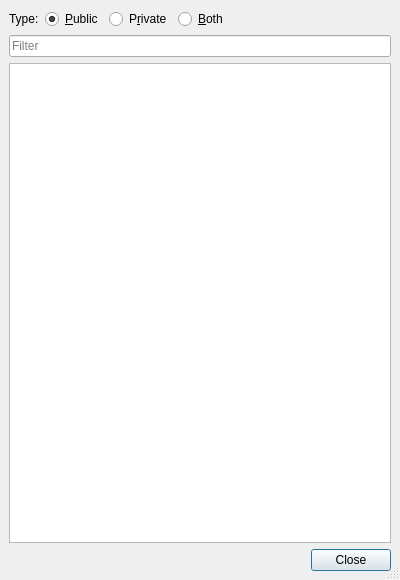
Dhwty/flist-messenger, file code/flist_messenger/ui/channellistdialog.ui: the form before one commit.
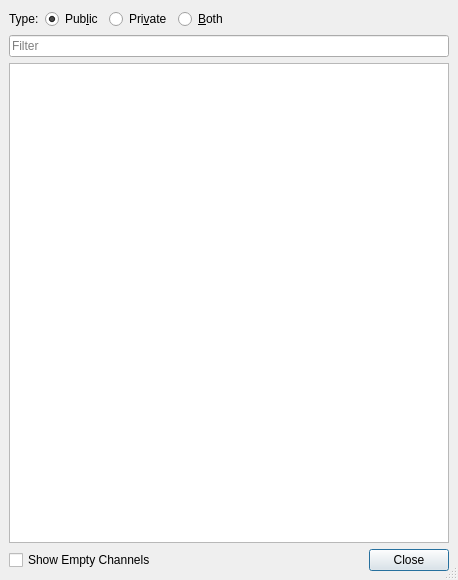
The form after the commit.

Diff of the .ui file:
```diff
--- a/code/flist_messenger/ui/channellistdialog.ui
+++ b/code/flist_messenger/ui/channellistdialog.ui
@@ -6,7 +6,7 @@
    <rect>
     <x>0</x>
     <y>0</y>
-    <width>400</width>
+    <width>458</width>
     <height>580</height>
    </rect>
   </property>
@@ -38,7 +38,7 @@
      <item>
       <widget class="QRadioButton" name="chTypePublic">
        <property name="text">
-        <string>&amp;Public</string>
+        <string>Pub&amp;lic</string>
        </property>
        <property name="checked">
         <bool>true</bool>
@@ -48,7 +48,7 @@
      <item>
       <widget class="QRadioButton" name="chTypePrivate">
        <property name="text">
-        <string>P&amp;rivate</string>
+        <string>Pri&amp;vate</string>
        </property>
       </widget>
      </item>
@@ -137,13 +137,30 @@
     </widget>
    </item>
    <item>
+    <layout class="QHBoxLayout" name="horizontalLayout_2">
+     <item>
+      <widget class="QCheckBox" name="chShowEmpty">
+       <property name="text">
+        <string>Show Empty Channels</string>
+       </property>
+      </widget>
+     </item>
+     <item>
     <widget class="QDialogButtonBox" name="buttonBox">
+       <property name="sizePolicy">
+        <sizepolicy hsizetype="MinimumExpanding" vsizetype="Fixed">
+         <horstretch>0</horstretch>
+         <verstretch>0</verstretch>
+        </sizepolicy>
+       </property>
      <property name="standardButtons">
       <set>QDialogButtonBox::Close</set>
      </property>
     </widget>
    </item>
   </layout>
+   </item>
+  </layout>
  </widget>
  <layoutdefault spacing="6" margin="9"/>
  <tabstops>
```
Left out of the diff: 4 changed lines with no effect on the pictures. Lines whose indentation alone changed are shown as unchanged.
